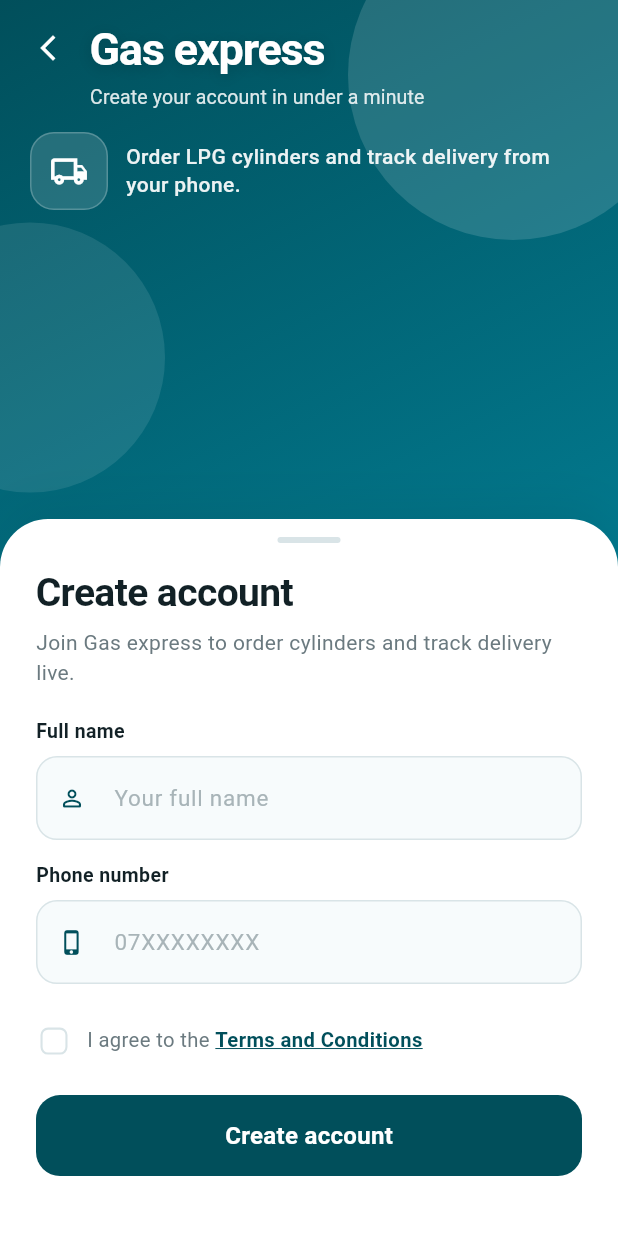
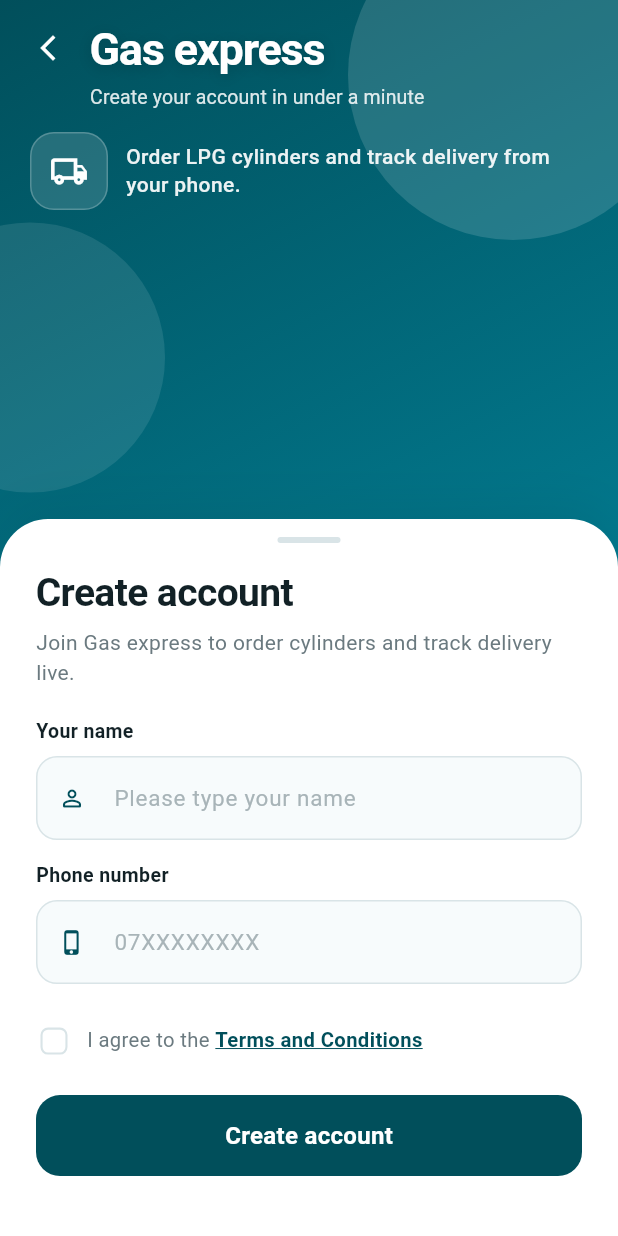
Before and after one commit to tchasinga/gasdelivery, a Flutter app: the screen it shows after launch, item 4 of the bottom bar chosen, after a tap on "Create account", on a phone screen of 412 x 824 dp. Run offline on Flutter 3.47's test engine with Material 3 defaults, Android fonts, the phone set to English and light mode, and no system bars; our stand-ins replace geolocator, google_maps_flutter, shared_preferences, video_player; missing offline and left inert: flutter_polyline_points, google_maps_flutter_android, google_maps_flutter_platform_interface.

```diff
--- a/lib/screens/signup_screen.dart
+++ b/lib/screens/signup_screen.dart
@@ -99,7 +99,7 @@ class _SignupScreenState extends State<SignupScreen> {
               ),
               const SizedBox(height: 22),
               AuthLabeledField(
-                label: 'Full name',
+                label: 'Your name',
                 child: TextFormField(
                   controller: _nameController,
                   keyboardType: TextInputType.name,
@@ -110,7 +110,7 @@ class _SignupScreenState extends State<SignupScreen> {
                     color: AuthColors.ink,
                   ),
                   decoration: AuthFormStyles.outlineDecoration(
-                    hint: 'Your full name',
+                    hint: 'Please type your name',
                     prefixIcon: const Icon(
                       Icons.person_outline_rounded,
                       color: AuthColors.brand,
```
